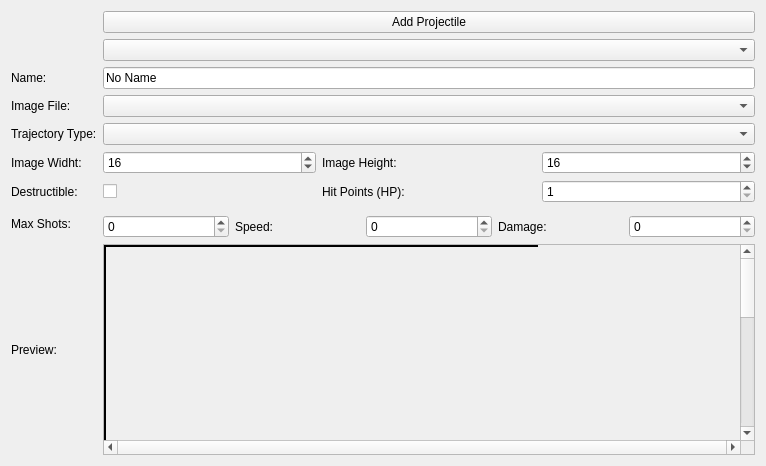
Before: the Qt Designer form editor/mainwindow_tab/projectile_edit.ui in protoman/rockbot, drawn with Qt 5.
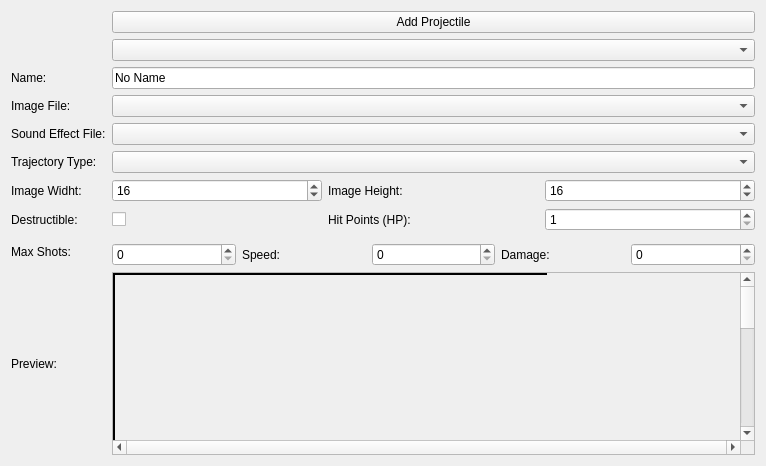
After: the same form once the commit is applied. Custom widgets are drawn as their Qt base class.

Commit message: - sfx in projectile - projectile_id in armor-arms instead of hardcoded stuff

The edit to the form file:
```diff
--- a/editor/mainwindow_tab/projectile_edit.ui
+++ b/editor/mainwindow_tab/projectile_edit.ui
@@ -22,16 +22,6 @@
      <property name="bottomMargin">
       <number>0</number>
      </property>
-     <item row="3" column="1">
-      <widget class="QLineEdit" name="name">
-       <property name="text">
-        <string>No Name</string>
-       </property>
-       <property name="maxLength">
-        <number>30</number>
-       </property>
-      </widget>
-     </item>
      <item row="3" column="0">
       <widget class="QLabel" name="label_26">
        <property name="text">
@@ -39,18 +29,122 @@
        </property>
       </widget>
      </item>
-     <item row="5" column="0">
+     <item row="2" column="1">
+      <widget class="QComboBox" name="projectileList_combo"/>
+     </item>
+     <item row="11" column="1">
+      <layout class="QHBoxLayout" name="horizontalLayout_2">
+       <property name="topMargin">
+        <number>0</number>
+       </property>
+       <item>
+        <widget class="QCheckBox" name="projectileDestructibleCheckBox">
+         <property name="text">
+          <string/>
+         </property>
+        </widget>
+       </item>
+       <item>
+        <widget class="QLabel" name="label_33">
+         <property name="text">
+          <string>Hit Points (HP):</string>
+         </property>
+        </widget>
+       </item>
+       <item>
+        <widget class="QSpinBox" name="projectileHitPointsSpinBox">
+         <property name="minimum">
+          <number>1</number>
+         </property>
+        </widget>
+       </item>
+      </layout>
+     </item>
+     <item row="8" column="1">
+      <layout class="QHBoxLayout" name="horizontalLayout">
+       <property name="topMargin">
+        <number>0</number>
+       </property>
+       <item>
+        <widget class="QSpinBox" name="img_w">
+         <property name="minimum">
+          <number>1</number>
+         </property>
+         <property name="value">
+          <number>16</number>
+         </property>
+        </widget>
+       </item>
+       <item>
+        <widget class="QLabel" name="label_31">
+         <property name="text">
+          <string>Image Height:</string>
+         </property>
+        </widget>
+       </item>
+       <item>
+        <widget class="QSpinBox" name="img_h">
+         <property name="minimum">
+          <number>1</number>
+         </property>
+         <property name="value">
+          <number>16</number>
+         </property>
+        </widget>
+       </item>
+      </layout>
+     </item>
+     <item row="14" column="0">
+      <widget class="QLabel" name="label_29">
+       <property name="text">
+        <string>Preview:</string>
+       </property>
+      </widget>
+     </item>
+     <item row="12" column="0">
+      <widget class="QLabel" name="label_2">
+       <property name="text">
+        <string>Max Shots:</string>
+       </property>
+      </widget>
+     </item>
+     <item row="6" column="0">
       <widget class="QLabel" name="label_28">
        <property name="text">
         <string>Trajectory Type:</string>
        </property>
       </widget>
      </item>
-     <item row="4" column="1">
-      <widget class="QComboBox" name="graphic_filename"/>
+     <item row="3" column="1">
+      <widget class="QLineEdit" name="name">
+       <property name="text">
+        <string>No Name</string>
+       </property>
+       <property name="maxLength">
+        <number>30</number>
+       </property>
+      </widget>
      </item>
-     <item row="5" column="1">
-      <widget class="QComboBox" name="trajectory"/>
+     <item row="0" column="1">
+      <widget class="QPushButton" name="pushButton">
+       <property name="text">
+        <string>Add Projectile</string>
+       </property>
+      </widget>
+     </item>
+     <item row="11" column="0">
+      <widget class="QLabel" name="label_32">
+       <property name="text">
+        <string>Destructible:</string>
+       </property>
+      </widget>
+     </item>
+     <item row="8" column="0">
+      <widget class="QLabel" name="label_30">
+       <property name="text">
+        <string>Image Widht:</string>
+       </property>
+      </widget>
      </item>
      <item row="4" column="0">
       <widget class="QLabel" name="label_27">
@@ -59,14 +153,10 @@
        </property>
       </widget>
      </item>
-     <item row="13" column="0">
-      <widget class="QLabel" name="label_29">
-       <property name="text">
-        <string>Preview:</string>
-       </property>
-      </widget>
+     <item row="6" column="1">
+      <widget class="QComboBox" name="trajectory"/>
      </item>
-     <item row="13" column="1">
+     <item row="14" column="1">
       <widget class="QScrollArea" name="scrollArea_3">
        <property name="sizePolicy">
         <sizepolicy hsizetype="Expanding" vsizetype="Expanding">
@@ -117,86 +207,10 @@
        </widget>
       </widget>
      </item>
-     <item row="2" column="1">
-      <widget class="QComboBox" name="projectileList_combo"/>
+     <item row="4" column="1">
+      <widget class="QComboBox" name="graphic_filename"/>
      </item>
-     <item row="10" column="0">
-      <widget class="QLabel" name="label_32">
-       <property name="text">
-        <string>Destructible:</string>
-       </property>
-      </widget>
-     </item>
-     <item row="10" column="1">
-      <layout class="QHBoxLayout" name="horizontalLayout_2">
-       <property name="topMargin">
-        <number>0</number>
-       </property>
-       <item>
-        <widget class="QCheckBox" name="projectileDestructibleCheckBox">
-         <property name="text">
-          <string/>
-         </property>
-        </widget>
-       </item>
-       <item>
-        <widget class="QLabel" name="label_33">
-         <property name="text">
-          <string>Hit Points (HP):</string>
-         </property>
-        </widget>
-       </item>
-       <item>
-        <widget class="QSpinBox" name="projectileHitPointsSpinBox">
-         <property name="minimum">
-          <number>1</number>
-         </property>
-        </widget>
-       </item>
-      </layout>
-     </item>
-     <item row="7" column="1">
-      <layout class="QHBoxLayout" name="horizontalLayout">
-       <property name="topMargin">
-        <number>0</number>
-       </property>
-       <item>
-        <widget class="QSpinBox" name="img_w">
-         <property name="minimum">
-          <number>1</number>
-         </property>
-         <property name="value">
-          <number>16</number>
-         </property>
-        </widget>
-       </item>
-       <item>
-        <widget class="QLabel" name="label_31">
-         <property name="text">
-          <string>Image Height:</string>
-         </property>
-        </widget>
-       </item>
-       <item>
-        <widget class="QSpinBox" name="img_h">
-         <property name="minimum">
-          <number>1</number>
-         </property>
-         <property name="value">
-          <number>16</number>
-         </property>
-        </widget>
-       </item>
-      </layout>
-     </item>
-     <item row="7" column="0">
-      <widget class="QLabel" name="label_30">
-       <property name="text">
-        <string>Image Widht:</string>
-       </property>
-      </widget>
-     </item>
-     <item row="11" column="1">
+     <item row="12" column="1">
       <layout class="QHBoxLayout" name="horizontalLayout_4">
        <property name="topMargin">
         <number>6</number>
@@ -226,19 +240,15 @@
        </item>
       </layout>
      </item>
-     <item row="11" column="0">
-      <widget class="QLabel" name="label_2">
+     <item row="5" column="0">
+      <widget class="QLabel" name="label">
        <property name="text">
-        <string>Max Shots:</string>
+        <string>Sound Effect File:</string>
        </property>
       </widget>
      </item>
-     <item row="0" column="1">
-      <widget class="QPushButton" name="pushButton">
-       <property name="text">
-        <string>Add Projectile</string>
-       </property>
-      </widget>
+     <item row="5" column="1">
+      <widget class="QComboBox" name="sfxFilename_comboBox"/>
      </item>
     </layout>
    </item>
```
The commit also changes 25 other files.
